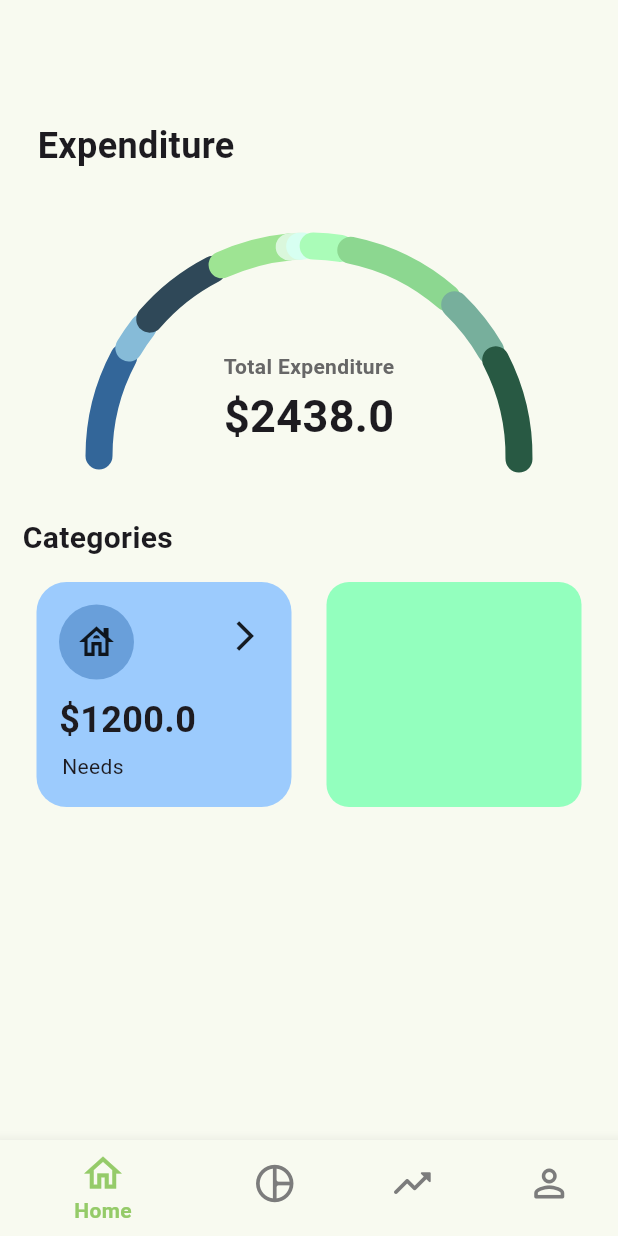
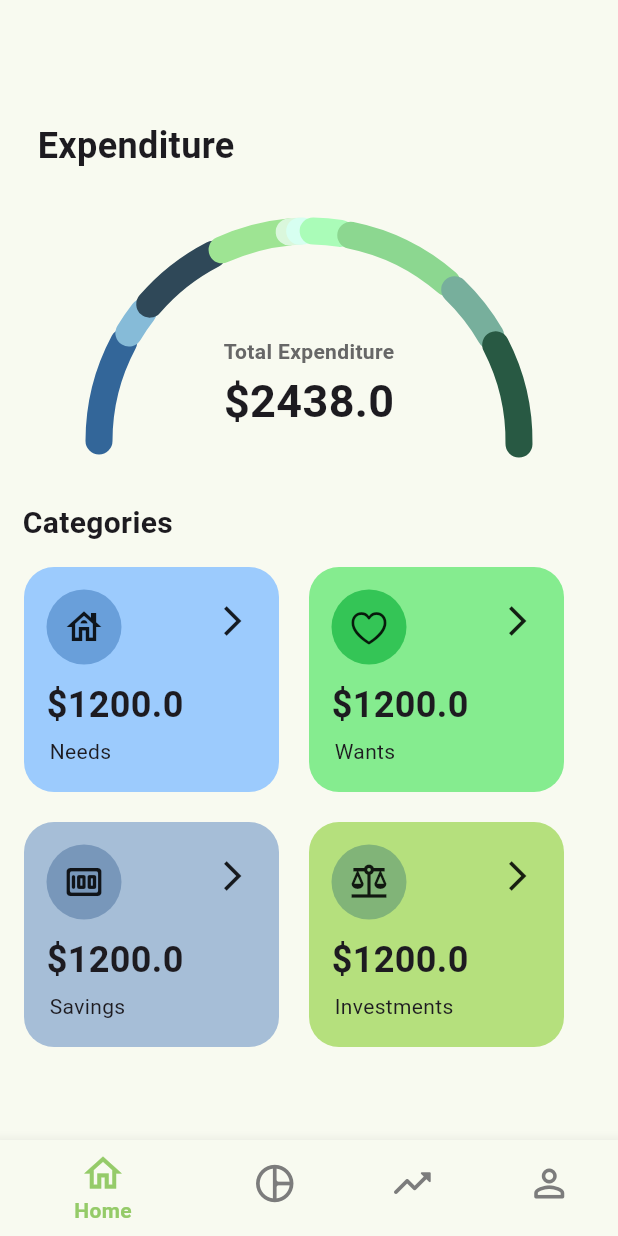
Before and after one commit to owennigel1/Securus, a Flutter app: the HomeScreen screen opened directly, on a phone screen of 412 x 824 dp. Run offline on Flutter 3.47's test engine with Material 3 defaults, Android fonts, the phone set to English and light mode, and no system bars; our stand-ins replace firebase_core, rive; accounts and stored records are empty; Roboto replaces fonts that are missing (MazzardH).

Commit message:
done nav and expenditure

```diff
--- a/securusapp/lib/screens/expenditure.dart
+++ b/securusapp/lib/screens/expenditure.dart
@@ -1,3 +1,4 @@
+import 'package:flutter/cupertino.dart';
 import 'package:securusapp/widgets/sarchart.dart';
 import 'package:flutter/material.dart';
 import 'package:flutter/widgets.dart';
@@ -14,18 +15,21 @@ class ExpenditureScreen extends StatefulWidget {
 class _ExpenditureScreenState extends State<ExpenditureScreen> {
   @override
   Widget build(BuildContext context) {
-    return Column(
+    return const Column(
       crossAxisAlignment: CrossAxisAlignment.start,
       children: [
-        const SizedBox(height: 80.0),
-        const Padding(
+        SizedBox(height: 80.0),
+        Padding(
           padding: EdgeInsets.only(left: 25.0),
           child: Text("Expenditure",
               style: TextStyle(fontWeight: FontWeight.bold, fontSize: 24.0)),
         ),
-        const SizedBox(height: 50.0),
-        const Align(
-          alignment: Alignment.center,
+        SizedBox(height: 40.0),
+        Expanded(
+          child: Stack(
+            children: [
+              Align(
+                alignment: Alignment.topCenter,
                 child: PieChart(
                   data: [
                     PieChartData(Color(0xff336699), 1200 / 6830 * 100),
@@ -53,42 +57,67 @@ class _ExpenditureScreenState extends State<ExpenditureScreen> {
                       SizedBox(height: 2.0),
                       Text(
                         '\$2438.0',
-                  style: TextStyle(fontSize: 30.0, fontWeight: FontWeight.bold),
+                        style: TextStyle(
+                            fontSize: 30.0, fontWeight: FontWeight.bold),
                       ),
                     ],
                   ),
                 ),
               ),
-        Transform.translate(
-          offset: const Offset(0, -100),
+              Positioned(
+                top: 180.0,
                 child: Column(
                   crossAxisAlignment: CrossAxisAlignment.start,
                   children: [
-              const Padding(
+                    Padding(
                       padding: EdgeInsets.only(left: 15.0, bottom: 15.0),
                       child: Text(
                         "Categories",
-                  style: TextStyle(fontWeight: FontWeight.bold, fontSize: 20.0),
+                        style: TextStyle(
+                            fontWeight: FontWeight.bold, fontSize: 20.0),
                       ),
                     ),
                     Row(
                       mainAxisAlignment: MainAxisAlignment.spaceBetween,
                       children: [
-                  const SizedBox(width: 1.0),
-                  const SExpenditureBox(
+                        SizedBox(width: 16.0),
+                        SExpenditureBox(
                             color: Color.fromARGB(255, 156, 203, 253),
                             accent: Color.fromARGB(255, 105, 159, 218),
                             amount: 1200.0,
+                            icon: Icons.house_outlined,
                             title: "Needs"),
-                  Container(
-                    width: 170.0,
-                    height: 150.0,
-                    decoration: BoxDecoration(
-                        borderRadius: BorderRadius.circular(15.0),
-                        color: const Color.fromARGB(255, 147, 255, 190)),
+                        SizedBox(width: 20.0),
+                        SExpenditureBox(
+                            color: Color.fromARGB(255, 133, 236, 143),
+                            accent: Color.fromARGB(255, 52, 197, 86),
+                            amount: 1200.0,
+                            icon: CupertinoIcons.heart,
+                            title: "Wants"),
+                      ],
                     ),
-                  const SizedBox(width: 1.0),
+                    SizedBox(height: 20.0),
+                    Row(
+                      mainAxisAlignment: MainAxisAlignment.spaceBetween,
+                      children: [
+                        SizedBox(width: 16.0),
+                        SExpenditureBox(
+                            color: Color.fromARGB(255, 166, 190, 215),
+                            accent: Color.fromARGB(255, 120, 151, 186),
+                            amount: 1200.0,
+                            icon: Icons.money_rounded,
+                            title: "Savings"),
+                        SizedBox(width: 20.0),
+                        SExpenditureBox(
+                            color: Color.fromARGB(255, 181, 224, 125),
+                            accent: Color.fromARGB(255, 129, 180, 120),
+                            amount: 1200.0,
+                            icon: Icons.balance,
+                            title: "Investments"),
                       ],
+                    ),
+                  ],
+                ),
               )
             ],
           ),
--- a/securusapp/lib/screens/home.dart
+++ b/securusapp/lib/screens/home.dart
@@ -10,14 +10,26 @@ class HomeScreen extends StatefulWidget {
 }
 
 class _HomeScreenState extends State<HomeScreen> {
+  final PageController _pageController = PageController();
+  int _pageIndex = 0;
+
   @override
   Widget build(BuildContext context) {
     return Scaffold(
         bottomNavigationBar: BottomNavigationBar(
+          currentIndex: _pageIndex,
           unselectedItemColor: const Color.fromARGB(255, 124, 124, 124),
           selectedItemColor: const Color.fromARGB(255, 149, 203, 105),
           unselectedLabelStyle: const TextStyle(fontWeight: FontWeight.bold),
           selectedLabelStyle: const TextStyle(fontWeight: FontWeight.bold),
+          onTap: (value) {
+            _pageController.animateToPage(value,
+                duration: const Duration(milliseconds: 220),
+                curve: Curves.decelerate);
+            setState(() {
+              _pageIndex = value;
+            });
+          },
           items: const [
             BottomNavigationBarItem(
               icon: Icon(
@@ -46,6 +58,15 @@ class _HomeScreenState extends State<HomeScreen> {
                 label: "Profile"),
           ],
         ),
-        body: const ExpenditureScreen());
+        body: PageView(
+          physics: const NeverScrollableScrollPhysics(),
+          controller: _pageController,
+          children: [
+            const ExpenditureScreen(),
+            const ExpenditureScreen(),
+            const ExpenditureScreen(),
+            const ExpenditureScreen(),
+          ],
+        ));
   }
 }
--- a/securusapp/lib/screens/questionnaire.dart
+++ b/securusapp/lib/screens/questionnaire.dart
@@ -1,6 +1,9 @@
+import 'package:flutter/cupertino.dart';
 import 'package:flutter/material.dart';
 import 'package:flutter/widgets.dart';
 import 'package:rive/rive.dart';
+import 'package:securusapp/screens/dashboard.dart';
+import 'package:securusapp/screens/home.dart';
 import 'package:securusapp/widgets/sappbar.dart';
 import 'package:securusapp/widgets/sbutton.dart';
 import 'package:securusapp/widgets/scontainerbutton.dart';
@@ -50,7 +53,7 @@ class _QuestionnaireScreenState extends State<QuestionnaireScreen> {
       body: Column(
         children: [
           SAppBar(
-            title: titles[_pageIndex],
+            title: titles[_pageIndex % 2],
             titleSize: 22.0,
             height: 210.0,
             onTapBack: () {
@@ -151,7 +154,13 @@ class _QuestionnaireScreenState extends State<QuestionnaireScreen> {
           SButton(
               title: "Proceed",
               onTap: () {
-                if (_pageIndex >= 2) return;
+                if (_pageIndex >= 2) {
+                  Navigator.of(context).pushAndRemoveUntil(
+                      CupertinoPageRoute(
+                          builder: (context) => const HomeScreen()),
+                      (route) => false);
+                }
+
                 _pageController.nextPage(
                     duration: const Duration(milliseconds: 220),
                     curve: Curves.easeInOutCubic);
--- a/securusapp/lib/widgets/sexpbox.dart
+++ b/securusapp/lib/widgets/sexpbox.dart
@@ -5,13 +5,15 @@ class SExpenditureBox extends StatefulWidget {
   final Color accent;
   final double amount;
   final String title;
+  final IconData icon;
 
   const SExpenditureBox(
       {super.key,
       required this.color,
       required this.accent,
       required this.amount,
-      required this.title});
+      required this.title,
+      required this.icon});
 
   @override
   State<SExpenditureBox> createState() => _SExpenditureBoxState();
@@ -37,8 +39,8 @@ class _SExpenditureBoxState extends State<SExpenditureBox> {
                 height: 50.0,
                 decoration:
                     BoxDecoration(shape: BoxShape.circle, color: widget.accent),
-                child: const Icon(
-                  Icons.house_outlined,
+                child: Icon(
+                  widget.icon,
                   size: 28.0,
                 ),
               ),
@@ -50,16 +52,17 @@ class _SExpenditureBoxState extends State<SExpenditureBox> {
             ],
           ),
           const SizedBox(height: 10.0),
-          const Text(
-            "\$1200.0",
-            style: TextStyle(fontWeight: FontWeight.bold, fontSize: 24.0),
+          Text(
+            "\$${widget.amount.toStringAsFixed(1)}",
+            style: const TextStyle(fontWeight: FontWeight.bold, fontSize: 24.0),
           ),
           const SizedBox(height: 4.0),
-          const Padding(
-            padding: EdgeInsets.only(left: 2.0),
+          Padding(
+            padding: const EdgeInsets.only(left: 2.0),
             child: Text(
-              "Needs",
-              style: TextStyle(fontWeight: FontWeight.normal, fontSize: 14.0),
+              widget.title,
+              style: const TextStyle(
+                  fontWeight: FontWeight.normal, fontSize: 14.0),
             ),
           )
         ],
```
Lines whose indentation alone changed are shown as unchanged.
